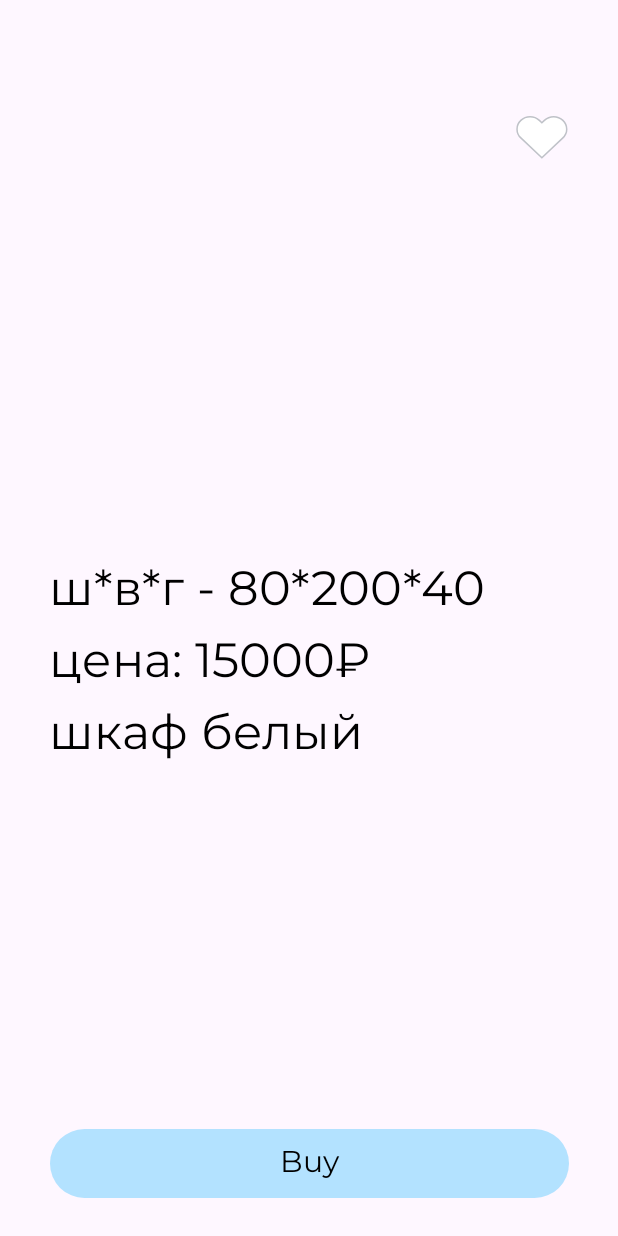
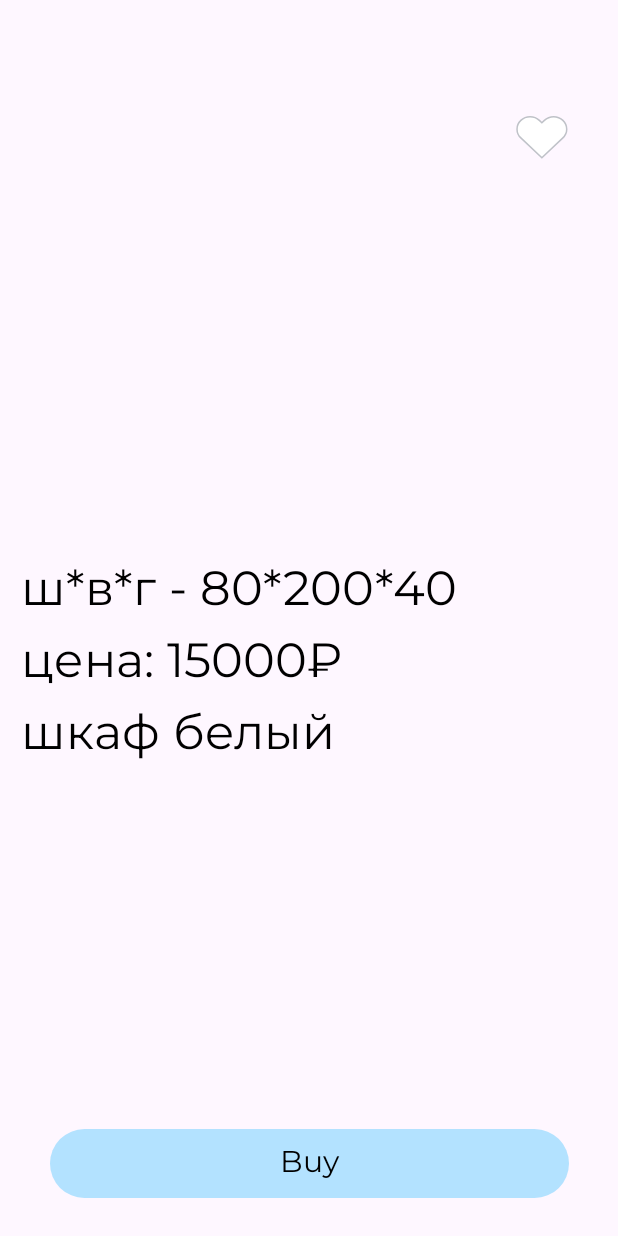
Before and after one commit to Truebegining/KR_JAVA, an Android app: the layout fragment_product_cardf.xml on its own in the app's theme, with its tools: preview values and no code run, on a phone screen of 412 x 824 dp. Run offline under Robolectric (Android 15) with nearby library versions, the phone set to English and light mode, and no system bars.

Commit message:
Было сделано: * реализовал открытие карточки товара со списка * изменил код в MainActivity.kt, но логика +- та же

```diff
--- a/app/build.gradle.kts
+++ b/app/build.gradle.kts
@@ -2,6 +2,8 @@ plugins {
     alias(libs.plugins.android.application)
     alias(libs.plugins.kotlin.android)
     id("com.google.gms.google-services")
+    id("androidx.navigation.safeargs.kotlin")
+    id ("kotlin-parcelize")
 }
 
 android {
--- a/app/src/main/java/com/example/kr_kotlin/ui/sub_catalog/Product.kt
+++ b/app/src/main/java/com/example/kr_kotlin/ui/sub_catalog/Product.kt
@@ -1,5 +1,9 @@
 package com.example.kr_kotlin.ui.sub_catalog
 
+import android.os.Parcelable
+import kotlinx.parcelize.Parcelize
+
+@Parcelize
 data class Product(
     val article: String = "",
     val imageUrl: String = "",
@@ -7,4 +11,4 @@ data class Product(
     val price: String = "",
     val name: String = "",
     val id: String = ""
-)
+) : Parcelable
--- a/app/src/main/res/layout/fragment_product_cardf.xml
+++ b/app/src/main/res/layout/fragment_product_cardf.xml
@@ -7,49 +7,53 @@
     tools:context=".ui.productCard.ProductCardfFragment">
 
     <LinearLayout
-        android:layout_width="332dp"
+        android:layout_width="0dp"
         android:layout_height="wrap_content"
+        android:layout_marginStart="14dp"
+        android:layout_marginTop="53dp"
+        android:layout_marginEnd="47dp"
         android:orientation="vertical"
-        app:layout_constraintTop_toTopOf="parent"
         app:layout_constraintEnd_toEndOf="parent"
-        android:layout_marginTop="53dp"
-        android:layout_marginEnd="47dp">
+        app:layout_constraintStart_toStartOf="parent"
+        app:layout_constraintTop_toTopOf="parent">
 
         <ImageView
+            android:id="@+id/productImageView"
             android:layout_width="317dp"
             android:layout_height="317dp"
-            android:layout_gravity="center_horizontal"/>
+            android:layout_gravity="center_horizontal" />
 
         <TextView
+            android:id="@+id/dimensionsTextView"
+            style="@style/MotserratText"
             android:layout_width="wrap_content"
             android:layout_height="wrap_content"
-            style="@style/MotserratText"
-            android:textSize="32sp"
             android:layout_gravity="start"
-            android:text="ш*в*г - 80*200*40">
-        </TextView>
+            android:text="ш*в*г - 80*200*40"
+            android:textSize="32sp"></TextView>
 
         <TextView
+            android:id="@+id/priceTextView"
+            style="@style/MotserratText"
             android:layout_width="wrap_content"
             android:layout_height="wrap_content"
-            style="@style/MotserratText"
-            android:textSize="32sp"
             android:layout_gravity="start"
-            android:text="цена: 15000₽">
-        </TextView>
+            android:text="цена: 15000₽"
+            android:textSize="32sp"></TextView>
 
         <TextView
+            android:id="@+id/nameTextView"
+            style="@style/MotserratText"
             android:layout_width="wrap_content"
             android:layout_height="wrap_content"
-            style="@style/MotserratText"
-            android:textSize="32sp"
             android:layout_gravity="start"
-            android:text="шкаф белый">
-        </TextView>
+            android:text="шкаф белый"
+            android:textSize="32sp"></TextView>
 
     </LinearLayout>
 
     <Button
+        android:id="@+id/buyButton"
         style="@style/ButtonStyle"
         android:layout_width="346dp"
         android:layout_height="54dp"
@@ -61,6 +65,7 @@
         app:layout_constraintStart_toStartOf="parent" />
 
     <ImageButton
+        android:id="@+id/favButton"
         android:layout_width="wrap_content"
         android:layout_height="wrap_content"
         android:background="@android:color/transparent"
--- a/build.gradle.kts
+++ b/build.gradle.kts
@@ -3,4 +3,10 @@ plugins {
     alias(libs.plugins.android.application) apply false
     alias(libs.plugins.kotlin.android) apply false
     id("com.google.gms.google-services") version "4.4.2" apply false
+
 }
+buildscript {
+    dependencies {
+        classpath ("androidx.navigation:navigation-safe-args-gradle-plugin:2.9.0")
+    }
+}
```
Also changed, not shown: app/src/main/java/com/example/kr_kotlin/MainActivity.kt (+14 -3 lines), app/src/main/java/com/example/kr_kotlin/ui/cart/CartAdapter.kt (+6 -1 lines), app/src/main/java/com/example/kr_kotlin/ui/cart/CartFragment.kt (+6 -1 lines), app/src/main/java/com/example/kr_kotlin/ui/favorites/FavoritesFragment.kt (+8 -2 lines), app/src/main/java/com/example/kr_kotlin/ui/productCard/ProductCardViewModel.kt (added, +7 -0 lines), app/src/main/java/com/example/kr_kotlin/ui/productCard/ProductCardfFragment.kt (+17 -0 lines), app/src/main/java/com/example/kr_kotlin/ui/sub_catalog/ProductAdapter.kt (+7 -16 lines), app/src/main/java/com/example/kr_kotlin/ui/sub_catalog/SubCatalogFragment.kt (+8 -3 lines), app/src/main/res/navigation/nav_graph.xml (+30 -4 lines).
